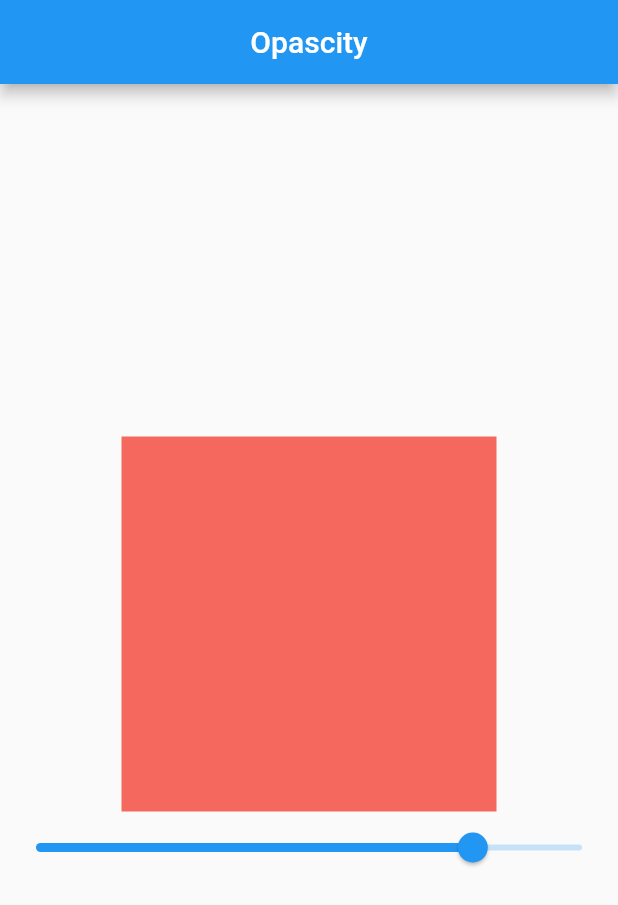
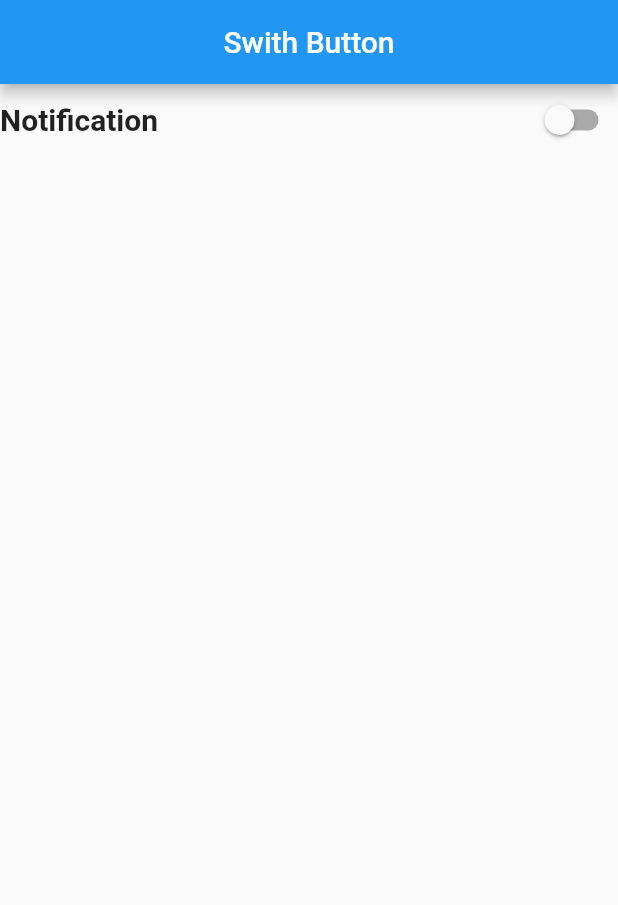
Before and after one commit to Shahabmustafa/Flutter_Getx_Beginner, a Flutter app: the screen it shows after launch, on a phone screen of 412 x 824 dp. Shown: the top 905 px of the screen. Run offline on Flutter 3.47's test engine with Material 2 defaults, Android fonts, the phone set to English and light mode, and no system bars; our stand-ins replace get.

Commit message:
Getx Swith statmwnt

```diff
--- /dev/null
+++ b/lib/State Mangement/example_three.dart
@@ -0,0 +1,43 @@
+import 'package:flutter/material.dart';
+import 'package:flutter_getx_begginer/State%20Mangement/swith_controller.dart';
+import 'package:get/get.dart';
+import 'package:get/get_core/src/get_main.dart';
+
+class ExampleThree extends StatefulWidget {
+  const ExampleThree({Key? key}) : super(key: key);
+
+  @override
+  State<ExampleThree> createState() => _ExampleThreeState();
+}
+
+class _ExampleThreeState extends State<ExampleThree> {
+  bool notification = false;
+  final SwithController controller = Get.put(SwithController());
+  @override
+  Widget build(BuildContext context) {
+    print('Build');
+    return Scaffold(
+      appBar: AppBar(
+        title: Text('Swith Button'),
+        centerTitle: true,
+      ),
+      body: Column(
+        children: [
+          Row(
+            mainAxisAlignment: MainAxisAlignment.spaceBetween,
+            children: [
+              const Text('Notification',style: TextStyle(fontSize: 20.0,fontWeight: FontWeight.bold),),
+             Obx((){
+               return Switch(
+                   value: controller.notification.value,
+                   onChanged: (value){
+                     controller.setNotification(value);
+                   });
+             }),
+            ],
+          ),
+        ],
+      ),
+    );
+  }
+}
--- /dev/null
+++ b/lib/State Mangement/swith_controller.dart
@@ -0,0 +1,10 @@
+import 'package:get/get.dart';
+
+class SwithController extends GetxController{
+  RxBool notification = false.obs;
+
+  setNotification(bool value){
+    print(notification.value);
+    notification.value = value;
+  }
+}
--- a/lib/main.dart
+++ b/lib/main.dart
@@ -1,6 +1,7 @@
 import 'package:flutter/material.dart';
 import 'package:flutter_getx_begginer/State%20Mangement/color_opacity_controller.dart';
 import 'package:flutter_getx_begginer/State%20Mangement/counter.dart';
+import 'package:flutter_getx_begginer/State%20Mangement/example_three.dart';
 import 'package:flutter_getx_begginer/home_screen.dart';
 import 'package:flutter_getx_begginer/languages.dart';
 import 'package:flutter_getx_begginer/second_screen.dart';
@@ -30,7 +31,7 @@ class MyApp extends StatelessWidget {
       ),
       // home: HomeScreen(),
       getPages: [
-        GetPage(name: '/', page: () => ExampleTwo()),
+        GetPage(name: '/', page: () => ExampleThree()),
         GetPage(name: '/secondscreen', page: () => SecondPage()),
         GetPage(name: '/thirdscreen', page: () => ThiredScreen()),
       ],
```
